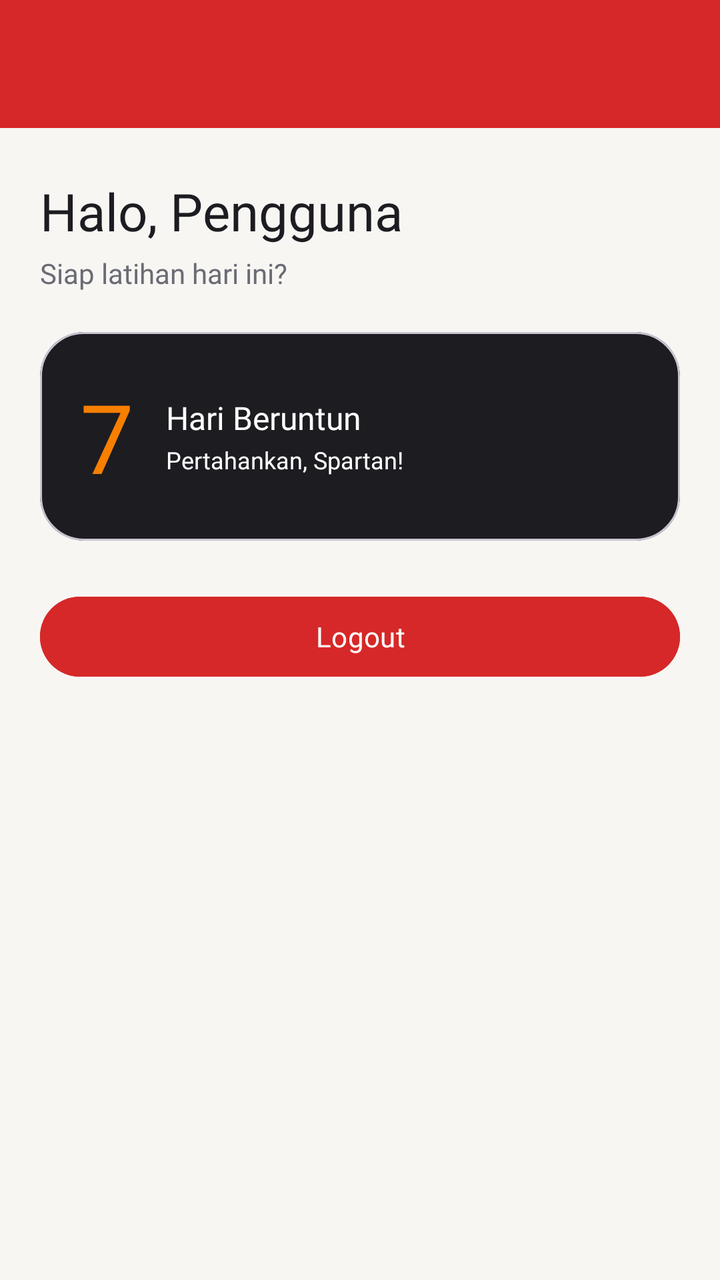
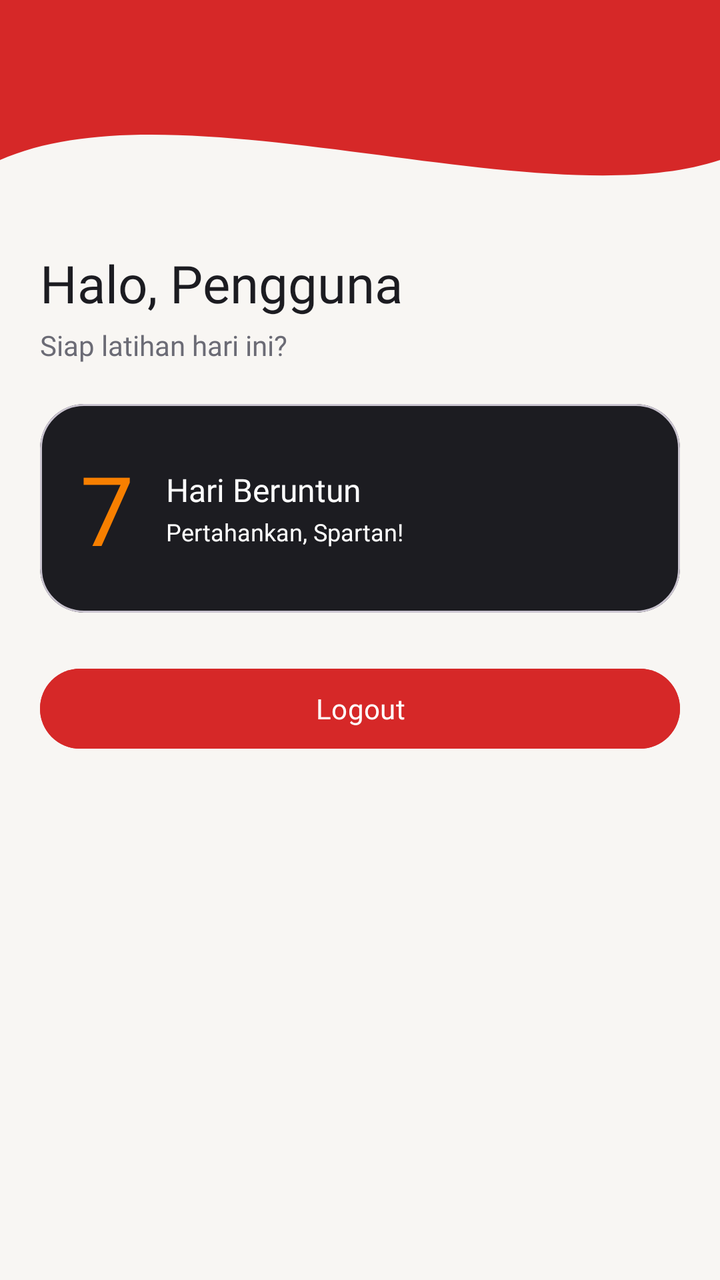

An Android layout rendered at two revisions. The XML below is the earlier revision; the diff shows what the commit changed to produce the second picture.
<!-- AndroidManifest.xml: application theme Theme.Sporta -->
<!-- res/layout/fragment_home.xml -->
<?xml version="1.0" encoding="utf-8"?>
<androidx.constraintlayout.widget.ConstraintLayout
    xmlns:android="http://schemas.android.com/apk/res/android"
    xmlns:app="http://schemas.android.com/apk/res-auto"
    xmlns:tools="http://schemas.android.com/tools"

    android:layout_width="match_parent"
    android:layout_height="match_parent"
    android:background="@color/sporta_background"
    tools:context=".Home.HomeFragment">

    <androidx.appcompat.widget.Toolbar
        android:id="@+id/toolbar"
        android:layout_width="0dp"
        android:layout_height="?attr/actionBarSize"
        android:background="?attr/colorPrimary"
        app:layout_constraintEnd_toEndOf="parent"
        app:layout_constraintStart_toStartOf="parent"
        app:layout_constraintTop_toTopOf="parent"
        app:subtitleTextColor="@android:color/white"
        app:titleTextColor="@android:color/white" />

    <TextView
        android:id="@+id/tvWelcome"
        android:layout_width="0dp"
        android:layout_height="wrap_content"
        android:layout_marginStart="20dp"
        android:layout_marginTop="24dp"
        android:layout_marginEnd="20dp"
        android:fontFamily="@font/montserrat_extrabold"
        android:text="Halo, Pengguna"
        android:textColor="@color/sporta_charcoal"
        android:textSize="26sp"
        app:layout_constraintEnd_toEndOf="parent"
        app:layout_constraintStart_toStartOf="parent"
        app:layout_constraintTop_toBottomOf="@+id/toolbar" />

    <TextView
        android:id="@+id/tvSubWelcome"
        android:layout_width="0dp"
        android:layout_height="wrap_content"
        android:layout_marginStart="20dp"
        android:layout_marginTop="4dp"
        android:layout_marginEnd="20dp"
        android:fontFamily="@font/inter_regular"
        android:text="Siap latihan hari ini?"
        android:textColor="@color/sporta_text_secondary"
        android:textSize="14sp"
        app:layout_constraintEnd_toEndOf="parent"
        app:layout_constraintStart_toStartOf="parent"
        app:layout_constraintTop_toBottomOf="@+id/tvWelcome" />

    
    <TextView
        android:id="@+id/tvGuestNote"
        android:layout_width="0dp"
        android:layout_height="wrap_content"
        android:layout_marginStart="20dp"
        android:layout_marginTop="16dp"
        android:layout_marginEnd="20dp"
        android:background="@color/sporta_orange_soft"
        android:fontFamily="@font/inter_medium"
        android:padding="12dp"
        android:text="Kamu masuk sebagai Tamu. Progres latihan tidak akan tersimpan."
        android:textColor="@color/sporta_charcoal"
        android:textSize="13sp"
        android:visibility="gone"
        app:layout_constraintEnd_toEndOf="parent"
        app:layout_constraintStart_toStartOf="parent"
        app:layout_constraintTop_toBottomOf="@+id/tvSubWelcome" />

    
    <com.google.android.material.card.MaterialCardView
        android:id="@+id/cardStreak"
        android:layout_width="0dp"
        android:layout_height="wrap_content"
        android:layout_marginStart="20dp"
        android:layout_marginTop="20dp"
        android:layout_marginEnd="20dp"
        app:cardBackgroundColor="@color/sporta_charcoal"
        app:cardCornerRadius="22dp"
        app:cardElevation="0dp"
        app:layout_constraintEnd_toEndOf="parent"
        app:layout_constraintStart_toStartOf="parent"
        app:layout_constraintTop_toBottomOf="@+id/tvGuestNote">

        <LinearLayout
            android:layout_width="match_parent"
            android:layout_height="wrap_content"
            android:gravity="center_vertical"
            android:orientation="horizontal"
            android:padding="20dp">

            <TextView
                android:layout_width="wrap_content"
                android:layout_height="wrap_content"
                android:fontFamily="@font/montserrat_extrabold"
                android:text="7"
                android:textColor="@color/sporta_orange"
                android:textSize="48sp" />

            <LinearLayout
                android:layout_width="wrap_content"
                android:layout_height="wrap_content"
                android:layout_marginStart="16dp"
                android:orientation="vertical">

                <TextView
                    android:layout_width="wrap_content"
                    android:layout_height="wrap_content"
                    android:fontFamily="@font/inter_semibold"
                    android:text="Hari Beruntun"
                    android:textColor="@color/white"
                    android:textSize="16sp" />

                <TextView
                    android:layout_width="wrap_content"
                    android:layout_height="wrap_content"
                    android:layout_marginTop="2dp"
                    android:fontFamily="@font/inter_regular"
                    android:text="Pertahankan, Spartan!"
                    android:textColor="@color/white"
                    android:textSize="12sp" />
            </LinearLayout>
        </LinearLayout>
    </com.google.android.material.card.MaterialCardView>

    <Button
        android:id="@+id/btnLogout"
        android:layout_width="0dp"
        android:layout_height="wrap_content"
        android:layout_marginStart="20dp"
        android:layout_marginTop="24dp"
        android:layout_marginEnd="20dp"
        android:backgroundTint="@color/sporta_red"
        android:fontFamily="@font/inter_semibold"
        android:text="Logout"
        android:textColor="@color/white"
        app:layout_constraintEnd_toEndOf="parent"
        app:layout_constraintStart_toStartOf="parent"
        app:layout_constraintTop_toBottomOf="@+id/cardStreak" />

</androidx.constraintlayout.widget.ConstraintLayout>
<!-- resources referenced by this layout -->
<resources>
  <color name="sporta_background">#F8F6F3</color>
  <color name="sporta_charcoal">#1C1C21</color>
  <color name="sporta_orange">#F77F00</color>
  <color name="sporta_orange_soft">#FDEBD3</color>
  <color name="sporta_red">#D62828</color>
  <color name="sporta_text_secondary">#6B6B75</color>
  <color name="white">#FFFFFFFF</color>
  <style name="Theme.Sporta" parent="Base.Theme.Sporta" />
  <style name="Base.Theme.Sporta" parent="Theme.Material3.Light.NoActionBar">
          <item name="colorPrimary">@color/sporta_red</item>
      </style>
</resources>

<!-- the commit's change to res/layout/fragment_home.xml (unified diff, before → after) -->
@@ -9,11 +9,20 @@
     android:background="@color/sporta_background"
     tools:context=".Home.HomeFragment">
 
+    <View
+        android:id="@+id/background_header"
+        android:layout_width="0dp"
+        android:layout_height="100dp"
+        android:background="@drawable/bg_header_wave"
+        app:layout_constraintEnd_toEndOf="parent"
+        app:layout_constraintStart_toStartOf="parent"
+        app:layout_constraintTop_toTopOf="parent" />
+
     <androidx.appcompat.widget.Toolbar
         android:id="@+id/toolbar"
         android:layout_width="0dp"
         android:layout_height="?attr/actionBarSize"
-        android:background="?attr/colorPrimary"
+        android:background="@android:color/transparent"
         app:layout_constraintEnd_toEndOf="parent"
         app:layout_constraintStart_toStartOf="parent"
         app:layout_constraintTop_toTopOf="parent"
@@ -33,7 +42,7 @@
         android:textSize="26sp"
         app:layout_constraintEnd_toEndOf="parent"
         app:layout_constraintStart_toStartOf="parent"
-        app:layout_constraintTop_toBottomOf="@+id/toolbar" />
+        app:layout_constraintTop_toBottomOf="@+id/background_header" />
 
     <TextView
         android:id="@+id/tvSubWelcome"
@@ -58,7 +67,7 @@
         android:layout_marginStart="20dp"
         android:layout_marginTop="16dp"
         android:layout_marginEnd="20dp"
-        android:background="@color/sporta_orange_soft"
+        android:background="@drawable/bg_rounded_container"
         android:fontFamily="@font/inter_medium"
         android:padding="12dp"
         android:text="Kamu masuk sebagai Tamu. Progres latihan tidak akan tersimpan."
<!-- resource entries referenced after the edit -->
@@ -7,6 +7,30 @@
   <color name="sporta_red">#D62828</color>
   <color name="sporta_text_secondary">#6B6B75</color>
   <color name="white">#FFFFFFFF</color>
+  <!-- drawable bg_header_wave (drawable) -->
+  <vector xmlns:android="http://schemas.android.com/apk/res/android"
+      android:width="100dp"
+      android:height="100dp"
+      android:viewportWidth="100"
+      android:viewportHeight="50">
+  
+      <path
+          android:fillColor="?attr/colorPrimary"
+          android:pathData="M0,0 L100,0 L100,40 C75,55 25,20 0,40 Z" />
+  </vector>
+  <!-- drawable bg_rounded_container (drawable) -->
+  <?xml version="1.0" encoding="utf-8"?>
+  <shape xmlns:android="http://schemas.android.com/apk/res/android"
+      android:shape="rectangle">
+      
+      <solid android:color="@color/sporta_orange_soft" />
+      
+      <stroke
+          android:width="1dp"
+          android:color="@color/sporta_orange" />
+      
+      <corners android:radius="12dp" />
+  </shape>
   <style name="Theme.Sporta" parent="Base.Theme.Sporta" />
   <style name="Base.Theme.Sporta" parent="Theme.Material3.Light.NoActionBar">
           <item name="colorPrimary">@color/sporta_red</item>
